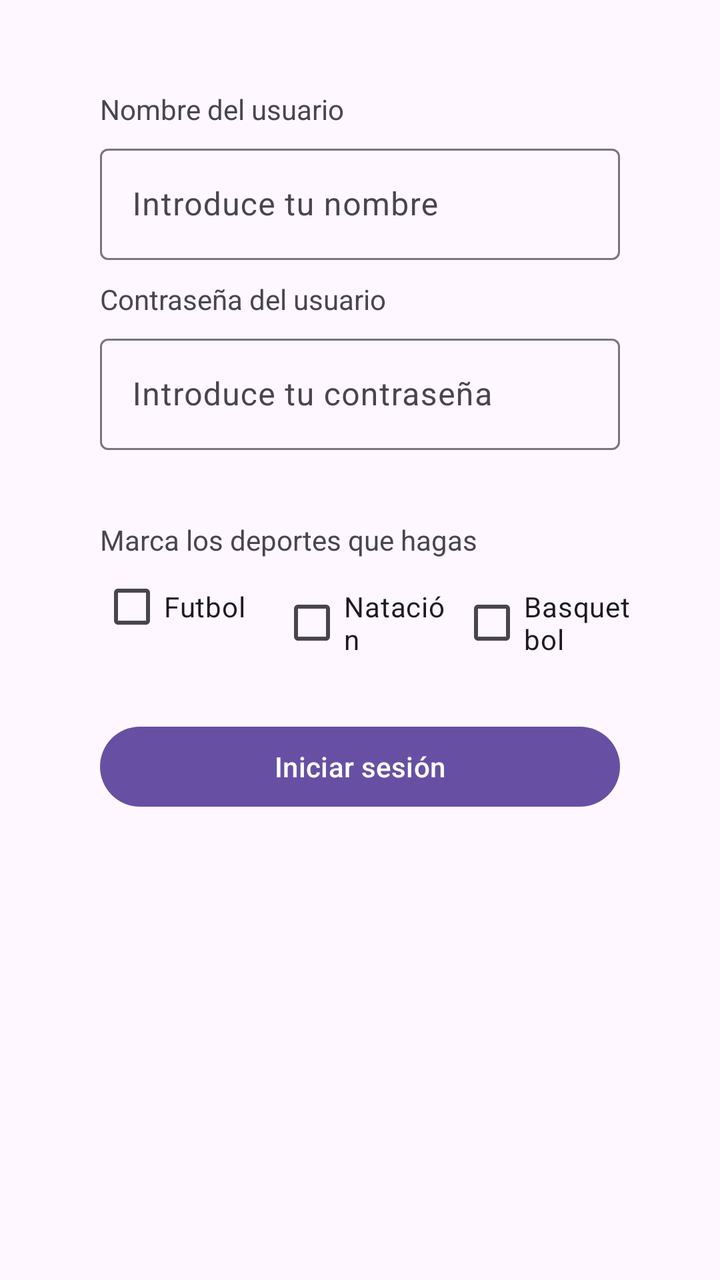
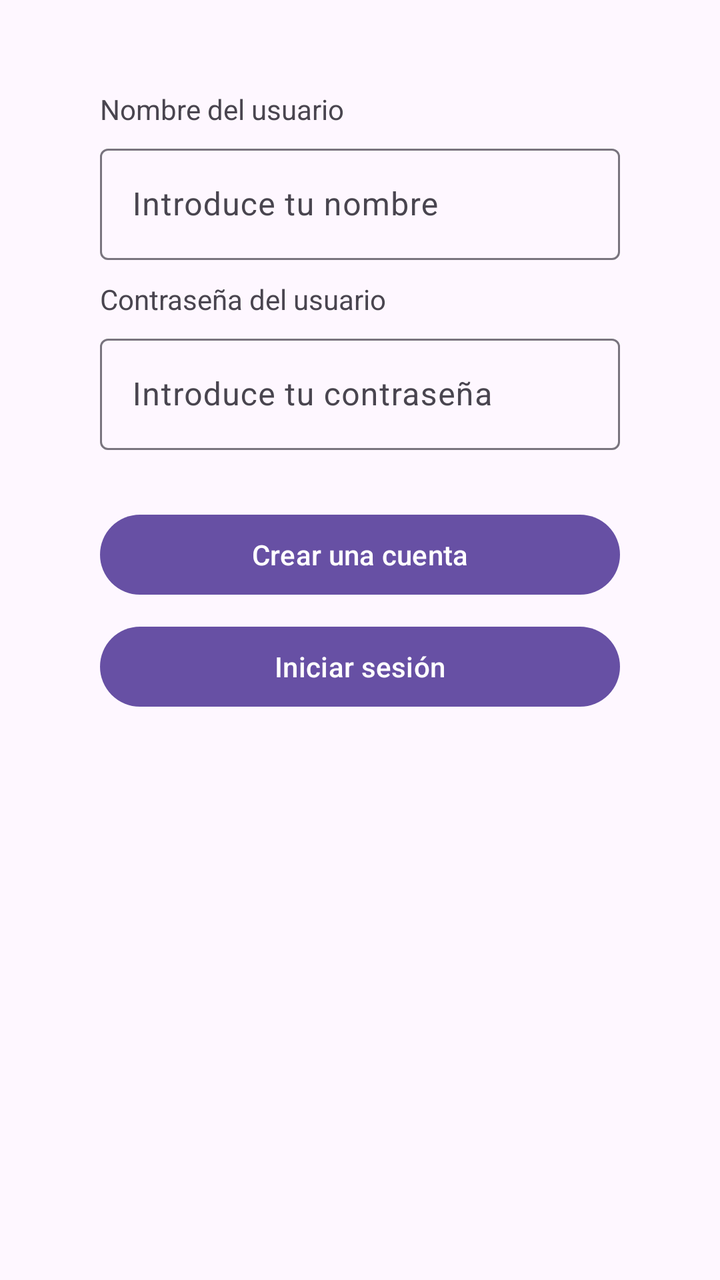

Compare the two renders of this Android layout. The source of the first and the diff that turns it into the second are given below.
<!-- AndroidManifest.xml: application theme Theme.Tarea2Layouts -->
<!-- res/layout/activity_main.xml -->
<?xml version="1.0" encoding="utf-8"?>
<androidx.constraintlayout.widget.ConstraintLayout xmlns:android="http://schemas.android.com/apk/res/android"
    xmlns:app="http://schemas.android.com/apk/res-auto"
    xmlns:tools="http://schemas.android.com/tools"
    android:id="@+id/main"
    android:layout_width="match_parent"
    android:layout_height="match_parent"
    tools:context=".MainActivity">

    <TextView
        android:id="@+id/textView"
        android:layout_width="wrap_content"
        android:layout_height="wrap_content"
        android:layout_marginStart="50dp"
        android:layout_marginTop="45dp"
        android:text="@string/text13"
        app:layout_constraintStart_toStartOf="parent"
        app:layout_constraintTop_toTopOf="parent" />

    <com.google.android.material.textfield.TextInputLayout
        android:id="@+id/textInputLayout"
        android:layout_width="0dp"
        android:layout_height="wrap_content"
        android:layout_marginStart="50dp"
        android:layout_marginTop="5dp"
        android:layout_marginEnd="50dp"
        app:layout_constraintEnd_toEndOf="parent"
        app:layout_constraintStart_toStartOf="parent"
        app:layout_constraintTop_toBottomOf="@+id/textView">

        <com.google.android.material.textfield.TextInputEditText
            android:id="@+id/editNombre"
            android:layout_width="match_parent"
            android:layout_height="wrap_content"
            android:hint="@string/text12" />
    </com.google.android.material.textfield.TextInputLayout>

    <TextView
        android:id="@+id/textView2"
        android:layout_width="wrap_content"
        android:layout_height="wrap_content"
        android:layout_marginStart="50dp"
        android:layout_marginTop="10dp"
        android:text="@string/text11"
        app:layout_constraintStart_toStartOf="parent"
        app:layout_constraintTop_toBottomOf="@+id/textInputLayout" />

    <com.google.android.material.textfield.TextInputLayout
        android:id="@+id/textInputLayout2"
        android:layout_width="0dp"
        android:layout_height="wrap_content"
        android:layout_marginStart="50dp"
        android:layout_marginTop="5dp"
        android:layout_marginEnd="50dp"
        app:errorEnabled="true"
        app:layout_constraintEnd_toEndOf="parent"
        app:layout_constraintStart_toStartOf="parent"
        app:layout_constraintTop_toBottomOf="@+id/textView2">

        <com.google.android.material.textfield.TextInputEditText
            android:id="@+id/editcontrasena"
            android:layout_width="match_parent"
            android:layout_height="wrap_content"
            android:hint="@string/text10" />
    </com.google.android.material.textfield.TextInputLayout>

    <TextView
        android:id="@+id/textView3"
        android:layout_width="wrap_content"
        android:layout_height="wrap_content"
        android:layout_marginStart="50dp"
        android:layout_marginTop="15dp"
        android:text="@string/text9"
        app:layout_constraintStart_toStartOf="parent"
        app:layout_constraintTop_toBottomOf="@+id/textInputLayout2" />

    <LinearLayout
        android:id="@+id/linearLayout"
        android:layout_width="0dp"
        android:layout_height="wrap_content"
        android:layout_marginStart="50dp"
        android:layout_marginEnd="40dp"
        android:orientation="horizontal"
        app:layout_constraintEnd_toEndOf="parent"
        app:layout_constraintStart_toStartOf="parent"
        app:layout_constraintTop_toBottomOf="@+id/textView3">

        <CheckBox
            android:id="@+id/checkBox"
            android:layout_width="0dp"
            android:layout_height="wrap_content"
            android:layout_weight="1"
            android:text="@string/checkbox1" />

        <CheckBox
            android:id="@+id/checkBox2"
            android:layout_width="0dp"
            android:layout_height="wrap_content"
            android:layout_weight="1"
            android:text="@string/checkbox2" />

        <CheckBox
            android:id="@+id/checkBox3"
            android:layout_width="0dp"
            android:layout_height="wrap_content"
            android:layout_weight="1"
            android:text="@string/checkbox3" />
    </LinearLayout>

    <Button
        android:id="@+id/button"
        android:layout_width="match_parent"
        android:layout_height="wrap_content"
        android:layout_marginStart="50dp"
        android:layout_marginTop="32dp"
        android:layout_marginEnd="50dp"
        android:text="@string/text15"
        app:layout_constraintEnd_toEndOf="parent"
        app:layout_constraintStart_toStartOf="parent"
        app:layout_constraintTop_toBottomOf="@+id/linearLayout" />
</androidx.constraintlayout.widget.ConstraintLayout>
<!-- resources referenced by this layout -->
<resources>
  <string name="checkbox1">Futbol</string>
  <string name="checkbox2">Natación</string>
  <string name="checkbox3">Basquetbol</string>
  <string name="text10">Introduce tu contraseña</string>
  <string name="text11">Contraseña del usuario</string>
  <string name="text12">Introduce tu nombre</string>
  <string name="text13">Nombre del usuario</string>
  <string name="text15">Iniciar sesión</string>
  <string name="text9">Marca los deportes que hagas</string>
  <style name="Theme.Tarea2Layouts" parent="Base.Theme.Tarea2Layouts" />
  <style name="Base.Theme.Tarea2Layouts" parent="Theme.Material3.DayNight.NoActionBar">
          
          
      </style>
</resources>

<!-- the commit's change to res/layout/activity_main.xml (unified diff, before → after) -->
@@ -64,58 +64,28 @@
             android:hint="@string/text10" />
     </com.google.android.material.textfield.TextInputLayout>
 
-    <TextView
-        android:id="@+id/textView3"
-        android:layout_width="wrap_content"
-        android:layout_height="wrap_content"
-        android:layout_marginStart="50dp"
-        android:layout_marginTop="15dp"
-        android:text="@string/text9"
-        app:layout_constraintStart_toStartOf="parent"
-        app:layout_constraintTop_toBottomOf="@+id/textInputLayout2" />
-
-    <LinearLayout
-        android:id="@+id/linearLayout"
-        android:layout_width="0dp"
-        android:layout_height="wrap_content"
-        android:layout_marginStart="50dp"
-        android:layout_marginEnd="40dp"
-        android:orientation="horizontal"
-        app:layout_constraintEnd_toEndOf="parent"
-        app:layout_constraintStart_toStartOf="parent"
-        app:layout_constraintTop_toBottomOf="@+id/textView3">
-
-        <CheckBox
-            android:id="@+id/checkBox"
-            android:layout_width="0dp"
-            android:layout_height="wrap_content"
-            android:layout_weight="1"
-            android:text="@string/checkbox1" />
-
-        <CheckBox
-            android:id="@+id/checkBox2"
-            android:layout_width="0dp"
-            android:layout_height="wrap_content"
-            android:layout_weight="1"
-            android:text="@string/checkbox2" />
-
-        <CheckBox
-            android:id="@+id/checkBox3"
-            android:layout_width="0dp"
-            android:layout_height="wrap_content"
-            android:layout_weight="1"
-            android:text="@string/checkbox3" />
-    </LinearLayout>
 
     <Button
         android:id="@+id/button"
         android:layout_width="match_parent"
         android:layout_height="wrap_content"
         android:layout_marginStart="50dp"
-        android:layout_marginTop="32dp"
+        android:layout_marginTop="8dp"
         android:layout_marginEnd="50dp"
         android:text="@string/text15"
         app:layout_constraintEnd_toEndOf="parent"
         app:layout_constraintStart_toStartOf="parent"
-        app:layout_constraintTop_toBottomOf="@+id/linearLayout" />
+        app:layout_constraintTop_toBottomOf="@+id/button2" />
+
+    <Button
+        android:id="@+id/button2"
+        android:layout_width="match_parent"
+        android:layout_height="wrap_content"
+        android:layout_marginStart="50dp"
+        android:layout_marginTop="8dp"
+        android:layout_marginEnd="50dp"
+        android:text="@string/msjboton2"
+        app:layout_constraintEnd_toEndOf="parent"
+        app:layout_constraintStart_toStartOf="parent"
+        app:layout_constraintTop_toBottomOf="@+id/textInputLayout2" />
 </androidx.constraintlayout.widget.ConstraintLayout>
<!-- resource entries referenced after the edit -->
@@ -1,14 +1,11 @@
 <!-- resources referenced by this layout -->
 <resources>
-  <string name="checkbox1">Futbol</string>
-  <string name="checkbox2">Natación</string>
-  <string name="checkbox3">Basquetbol</string>
+  <string name="msjboton2">Crear una cuenta</string>
   <string name="text10">Introduce tu contraseña</string>
   <string name="text11">Contraseña del usuario</string>
   <string name="text12">Introduce tu nombre</string>
   <string name="text13">Nombre del usuario</string>
   <string name="text15">Iniciar sesión</string>
-  <string name="text9">Marca los deportes que hagas</string>
   <style name="Theme.Tarea2Layouts" parent="Base.Theme.Tarea2Layouts" />
   <style name="Base.Theme.Tarea2Layouts" parent="Theme.Material3.DayNight.NoActionBar">
           
